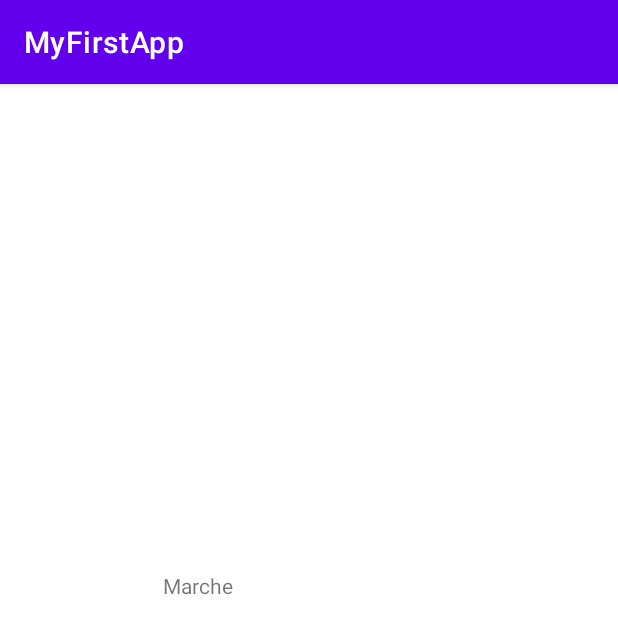
After one commit to Khara-ns/ap4, an Android app: the Inscription screen opened directly, with no data from a screen before it, on a phone screen of 412 x 824 dp. The commit adds this screen. Shown: the top 634 px of the screen. Run offline under Robolectric (Android 15) with nearby library versions, the phone set to English and light mode, and no system bars.

Commit message:
inscription

```diff
--- /dev/null
+++ b/app/src/main/java/com/ap4/myfirstapp/Inscription.java
@@ -0,0 +1,14 @@
+package com.ap4.myfirstapp;
+
+import androidx.appcompat.app.AppCompatActivity;
+
+import android.os.Bundle;
+
+public class Inscription extends AppCompatActivity {
+
+    @Override
+    protected void onCreate(Bundle savedInstanceState) {
+        super.onCreate(savedInstanceState);
+        setContentView(R.layout.activity_inscription);
+    }
+}
--- /dev/null
+++ b/app/src/main/res/layout/activity_inscription.xml
@@ -0,0 +1,18 @@
+<?xml version="1.0" encoding="utf-8"?>
+<androidx.constraintlayout.widget.ConstraintLayout xmlns:android="http://schemas.android.com/apk/res/android"
+    xmlns:app="http://schemas.android.com/apk/res-auto"
+    xmlns:tools="http://schemas.android.com/tools"
+    android:layout_width="match_parent"
+    android:layout_height="match_parent"
+    tools:context=".Inscription">
+
+    <TextView
+        android:id="@+id/textView"
+        android:layout_width="195dp"
+        android:layout_height="119dp"
+        android:text="Marche"
+        app:layout_constraintBottom_toBottomOf="parent"
+        app:layout_constraintEnd_toEndOf="parent"
+        app:layout_constraintStart_toStartOf="parent"
+        app:layout_constraintTop_toTopOf="parent" />
+</androidx.constraintlayout.widget.ConstraintLayout>
```
Also changed, not shown: app/src/main/AndroidManifest.xml (+7 -0 lines), app/src/main/java/com/ap4/myfirstapp/MainActivity.java (+12 -0 lines).
